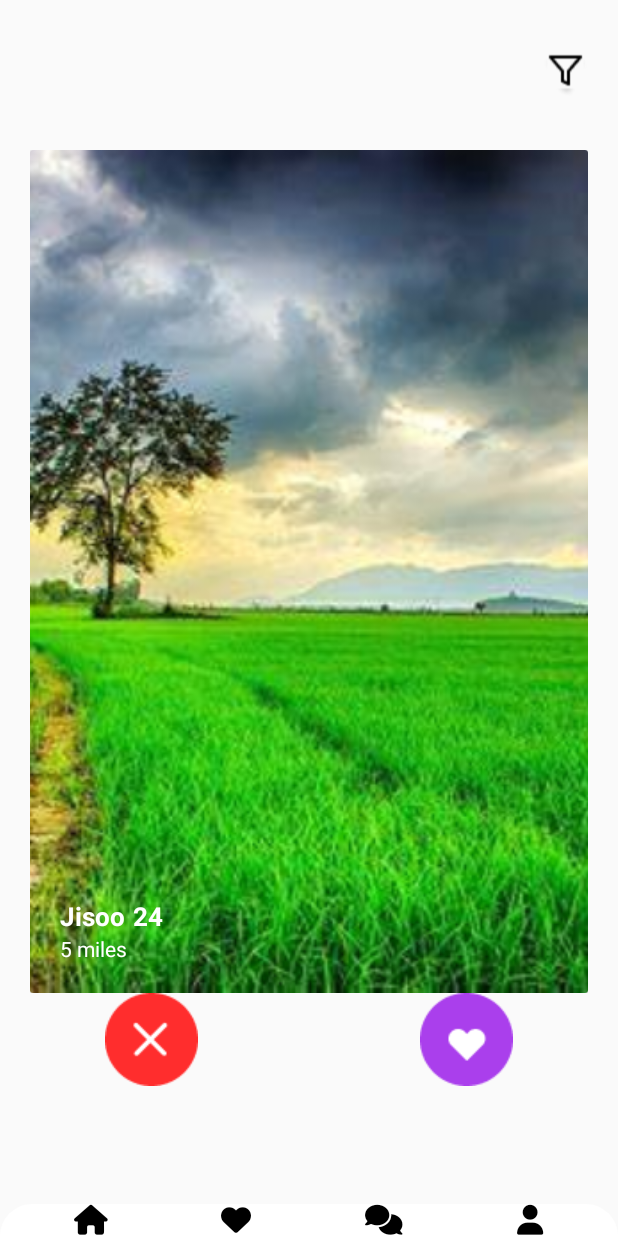
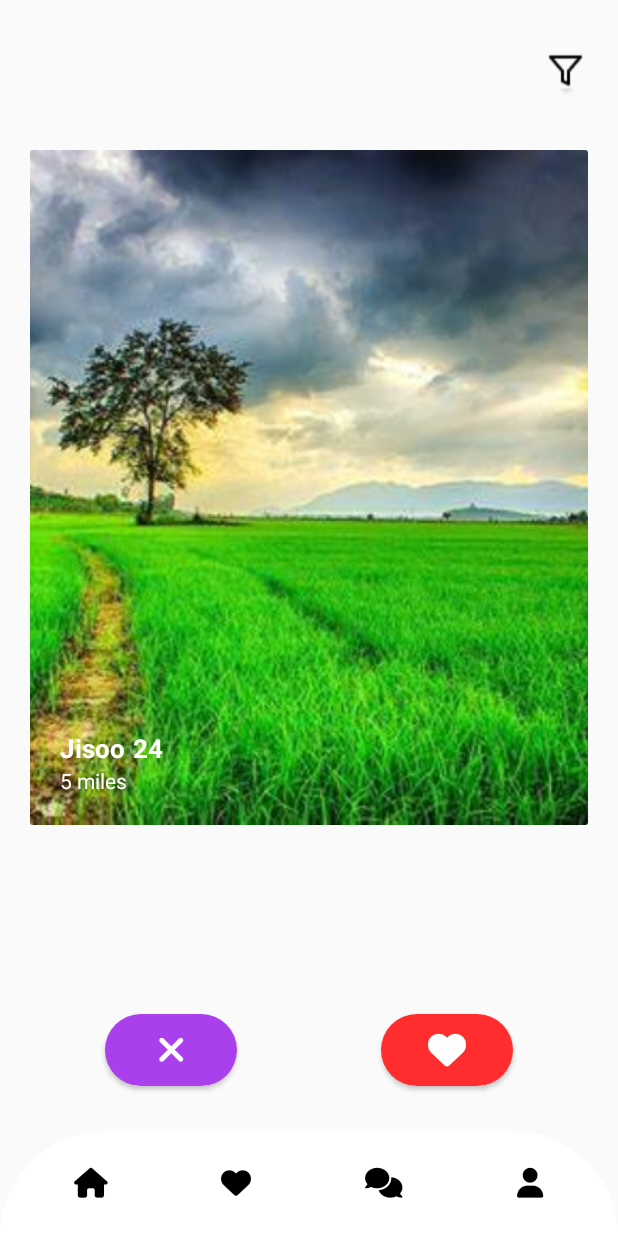
Before and after one commit to nqq203/ChattingApp, an Android app: the SwipeCardViewActivity screen opened directly, with no data from a screen before it, on a phone screen of 412 x 824 dp. Run offline under Robolectric (Android 15) with nearby library versions, the phone set to English and light mode, and no system bars.

Commit message:
FIX: fix toolbar

```diff
--- a/Mobile/app/src/main/java/com/main/activities/SwipeCardViewActivity.java
+++ b/Mobile/app/src/main/java/com/main/activities/SwipeCardViewActivity.java
@@ -3,6 +3,7 @@ package com.main.activities;
 import android.os.Bundle;
 import android.view.Menu;
 import android.view.MenuItem;
+import android.widget.Button;
 import android.widget.ImageView;
 import android.widget.Toolbar;
 
@@ -22,8 +23,8 @@ public class SwipeCardViewActivity extends AppCompatActivity {
         setContentView(R.layout.swipe_cardview_activity);
 
 
-        ImageView matchButton = findViewById(R.id.match_button);
-        ImageView noMatchButton = findViewById(R.id.no_match_button);
+        Button matchButton = findViewById(R.id.match_button);
+        Button noMatchButton = findViewById(R.id.no_match_button);
 
         matchButton.setOnClickListener(v -> swipeCardFragment.simulateSwipeRight());
         noMatchButton.setOnClickListener(v -> swipeCardFragment.simulateSwipeLeft());
--- a/Mobile/app/src/main/res/drawable/circle_background.xml
+++ b/Mobile/app/src/main/res/drawable/circle_background.xml
@@ -1,6 +1,5 @@
 <?xml version="1.0" encoding="utf-8"?>
-<shape xmlns:android="http://schemas.android.com/apk/res/android"
-    android:shape="oval">
+<shape xmlns:android="http://schemas.android.com/apk/res/android">
     <solid android:color="@color/purple_2" /> <!-- Replace with your desired color -->
     <corners android:radius="600dp" /> <!-- Use a large enough dp value to create a circle -->
 </shape>
--- a/Mobile/app/src/main/res/layout/swipe_cardview_activity.xml
+++ b/Mobile/app/src/main/res/layout/swipe_cardview_activity.xml
@@ -14,13 +14,12 @@
     <FrameLayout
         android:id="@+id/swipe_card_container"
         android:layout_width="match_parent"
-        android:layout_height="wrap_content"
-        android:layout_above="@id/match_button"
+        android:layout_height="450dp"
+
         android:layout_marginTop="100dp"
         android:layout_marginLeft="20dp"
         android:layout_marginRight="20dp"/>
-
-    <ImageView
+    <Button
         android:id="@+id/no_match_button"
         android:layout_width="wrap_content"
         android:layout_height="wrap_content"
@@ -28,9 +27,15 @@
         android:layout_alignParentStart="true"
         android:layout_marginBottom="100dp"
         android:layout_marginLeft="70dp"
-        android:src="@drawable/x_button"/>
+        android:text="@string/close_ic"
+        android:textSize="25dp"
+        android:textColor="@color/white"
+        android:fontFamily="@font/fa_solid_900"
+        android:backgroundTint="@color/purple_2"
+        android:shadowRadius="@integer/material_motion_duration_medium_2"
+        android:background="@drawable/circle_background"/>
 
-    <ImageView
+    <Button
         android:id="@+id/match_button"
         android:layout_width="wrap_content"
         android:layout_height="wrap_content"
@@ -38,12 +43,18 @@
         android:layout_alignParentEnd="true"
         android:layout_marginRight="70dp"
         android:layout_marginBottom="100dp"
-        android:src="@drawable/heart_button"/>
+        android:text="@string/heart_ic"
+        android:textSize="25dp"
+        android:textColor="@color/white"
+        android:fontFamily="@font/fa_solid_900"
+        android:backgroundTint="@color/red_1"
+        android:shadowRadius="@integer/material_motion_duration_medium_2"
+        android:background="@drawable/circle_background"/>
 
     <include
         android:id="@+id/toolbar"
         layout="@layout/custom_toolbar"
         android:layout_width="match_parent"
-        android:layout_height="wrap_content"
+        android:layout_height="70dp"
         android:layout_alignParentBottom="true"/>
 </RelativeLayout>
--- a/Mobile/app/src/main/res/values/colors.xml
+++ b/Mobile/app/src/main/res/values/colors.xml
@@ -23,5 +23,6 @@
     <color name="blue_1">#247DCF</color>
     <color name="blue_2">#0300A1</color>
     <color name="light_blue">#898EFF</color>
-    <color name="red">#C02929</color>
+    <color name="red_1">#FF2D2D</color>
+    <color name="red_2">#C02929</color>
 </resources>
--- a/Mobile/app/src/main/res/values/strings.xml
+++ b/Mobile/app/src/main/res/values/strings.xml
@@ -9,4 +9,5 @@
     <string name="info_ic">\uf129</string>
     <string name="heart_ic">\uf004</string>
     <string name="profile_ic">\uf007</string>
+    <string name="close_ic">\uf00d</string>
 </resources>
```
Also changed, not shown: Mobile/app/src/main/res/drawable/heart_button.png (deleted), Mobile/app/src/main/res/drawable/unsplash.png (deleted), Mobile/app/src/main/res/drawable/x_button.png (deleted).
